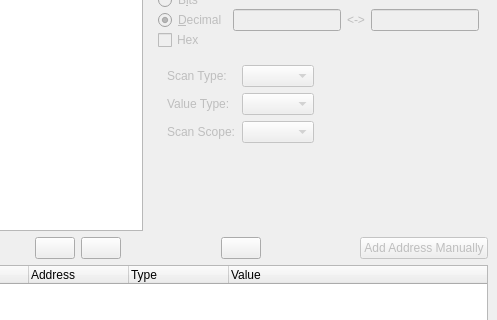
First picture: the form in GUI/MainWindow.ui, repository korcankaraokcu/PINCE, before the edit; both pictures show x 181 to 678 and y 84 to 404 of the 678 by 636 pixel window.
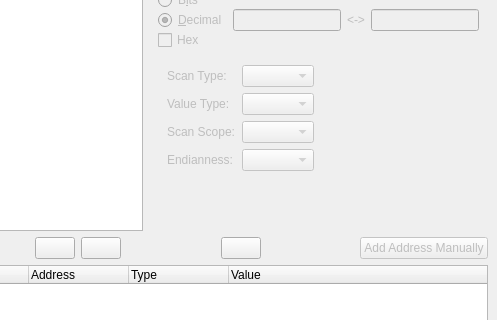
Second picture: the form after the edit.

Commit message: Implement endianness

What changed in the file:
```diff
--- a/GUI/MainWindow.ui
+++ b/GUI/MainWindow.ui
@@ -533,6 +533,20 @@
                 </item>
                </layout>
               </item>
+              <item>
+               <layout class="QHBoxLayout" name="horizontalLayout_3">
+                <item>
+                 <widget class="QLabel" name="label_3">
+                  <property name="text">
+                   <string>Endianness:</string>
+                  </property>
+                 </widget>
+                </item>
+                <item>
+                 <widget class="QComboBox" name="comboBox_Endianness"/>
+                </item>
+               </layout>
+              </item>
               <item>
                <spacer name="verticalSpacer">
                 <property name="orientation">
```
The commit also changes 9 other files.
